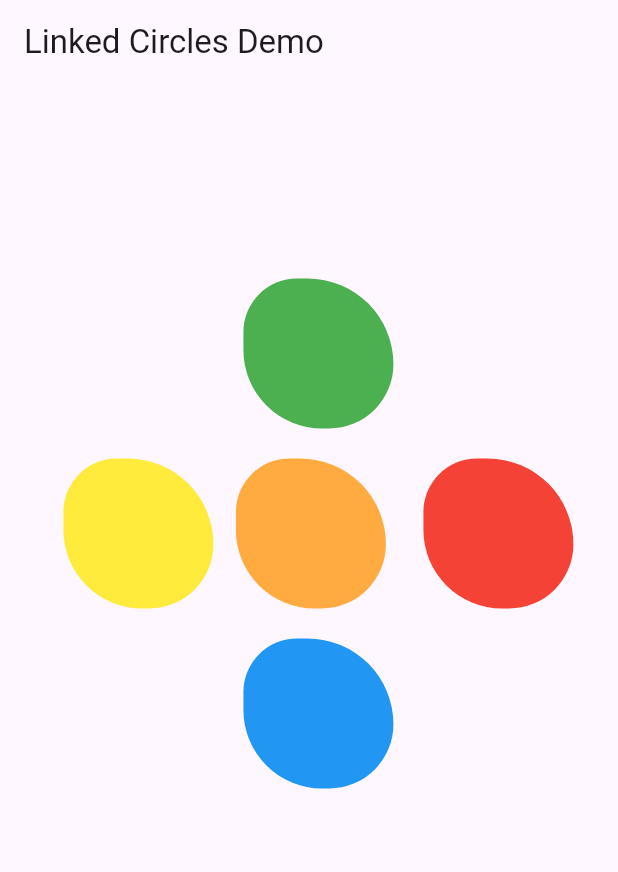
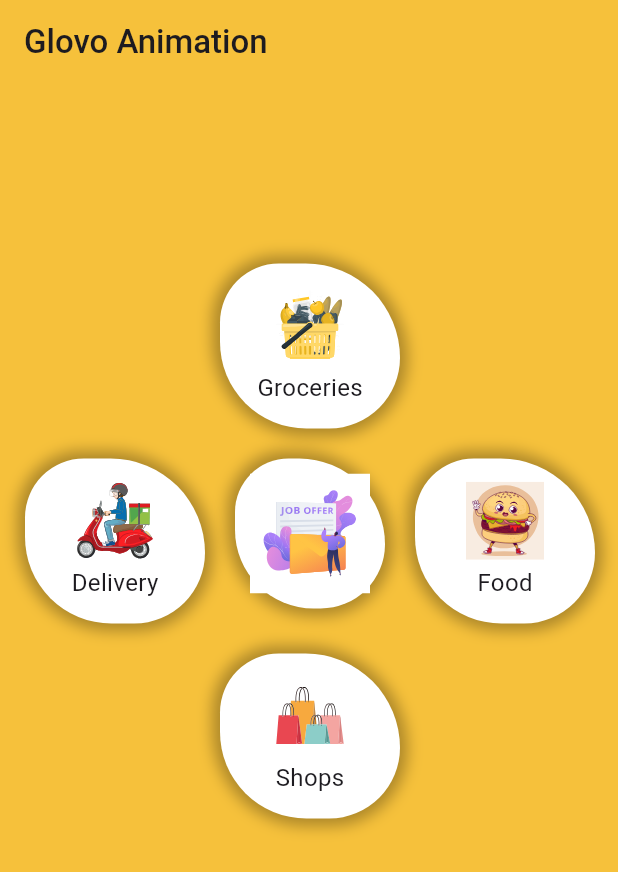
Before and after one commit to Michael-Ogundipe/flutter-animation, a Flutter app: the screen it shows after launch, on a phone screen of 412 x 824 dp. Shown: the top 872 px of the screen. Run offline on Flutter 3.47's test engine with Material 3 defaults, Android fonts, the phone set to English and light mode, and no system bars; our stand-ins replace flutter_svg.

Commit message:
animation completed

```diff
--- a/lib/blob.dart
+++ b/lib/blob.dart
@@ -4,12 +4,13 @@ class Blob extends StatelessWidget {
   final double rotation;
   final Color color;
   final double scale;
+  final Widget widget;
 
   const Blob({
     super.key,
     required this.color,
     this.rotation = 0,
-    this.scale = 1,
+    this.scale = 1, required this.widget,
   });
 
   @override
@@ -20,6 +21,13 @@ class Blob extends StatelessWidget {
         angle: rotation,
         child: Container(
           decoration: BoxDecoration(
+            boxShadow: [
+              BoxShadow(
+                color: Colors.black.withValues(alpha: 0.3),
+                blurRadius: 8,
+                spreadRadius: 5,
+              ),
+            ],
             color: color,
             borderRadius: const BorderRadius.only(
               topLeft: Radius.circular(150),
@@ -28,6 +36,7 @@ class Blob extends StatelessWidget {
               bottomRight: Radius.circular(180),
             ),
           ),
+          child: widget,
         ),
       ),
     );
--- a/lib/glovo.dart
+++ b/lib/glovo.dart
@@ -1,6 +1,7 @@
 import 'dart:math';
 
 import 'package:flutter/material.dart';
+import 'package:flutter_svg/flutter_svg.dart';
 
 import 'blob.dart';
 
@@ -16,7 +17,7 @@ class _CircularDragDemoState extends State<CircularDragDemo> {
   Offset _center = Offset.zero;
 
   // Radius of the circular path
-  double _radius = 120;
+  double _radius = 130;
 
   // Current angles of the circles in radians
   double angle1 = 0;
@@ -42,7 +43,7 @@ class _CircularDragDemoState extends State<CircularDragDemo> {
     if (!_isLayoutReady) {
       WidgetsBinding.instance.addPostFrameCallback((_) {
         setState(() {
-          _center = Offset(MediaQuery.of(context).size.width / 2.2,
+          _center = Offset(MediaQuery.of(context).size.width / 2.4,
               MediaQuery.of(context).size.height / 3);
           _isLayoutReady = true;
         });
@@ -50,39 +51,46 @@ class _CircularDragDemoState extends State<CircularDragDemo> {
     }
 
     return Scaffold(
+      backgroundColor: const Color(0XFFF6C13B),
       appBar: AppBar(
-        title: const Text('Linked Circles Demo'),
+        backgroundColor: const Color(0XFFF6C13B),
+        title:  Text('Glovo Animation',style: TextStyle(fontWeight: FontWeight.w500),),
       ),
       body: Stack(
         alignment: Alignment.center,
         children: [
-
           Positioned(
-            left: _center.dx - 30,
+            left: _center.dx - 15,
             top: _center.dy - 25,
-            child: const SizedBox(
+            child: SizedBox(
               width: 100,
               height: 100,
-              child: Blob(color: Colors.orangeAccent),
+              child: Blob(
+                color: Colors.white,
+                widget: Column(
+                  mainAxisAlignment: MainAxisAlignment.center,
+                  children: [
+                    SvgPicture.asset('assets/job.svg', width: 80),
+                  ],
+                ),
+              ),
             ),
           ),
 
           // Draw circles only when layout is ready
           if (_isLayoutReady) ...[
-            _buildDraggableCircle(0, angle1, Colors.red),
-            _buildDraggableCircle(1, angle2, Colors.blue),
-            _buildDraggableCircle(2, angle3, Colors.yellow),
-            _buildDraggableCircle(3, angle4, Colors.green),
+            _buildDraggableCircle(0, angle1, Colors.red, 'Food', 'assets/food.svg'),
+            _buildDraggableCircle(1, angle2, Colors.blue, 'Shops', 'assets/shops.svg'),
+            _buildDraggableCircle(2, angle3, Colors.yellow, 'Delivery', 'assets/delivery.svg'),
+            _buildDraggableCircle(3, angle4, Colors.green, 'Groceries', 'assets/groceries.svg'),
           ] else
             const Center(child: CircularProgressIndicator()),
-
-
         ],
       ),
     );
   }
 
-  Widget _buildDraggableCircle(int index, double angle, Color color) {
+  Widget _buildDraggableCircle(int index, double angle, Color color, String title, String asset,) {
     // Calculate position on the circle
     final x = _center.dx + _radius * cos(angle);
     final y = _center.dy + _radius * sin(angle);
@@ -100,10 +108,20 @@ class _CircularDragDemoState extends State<CircularDragDemo> {
         onPanEnd: (_) {
           _endDrag();
         },
-        child: Container(
-          width: 100,
-          height: 100,
-          child: Blob(color: color),
+        child: SizedBox(
+          width: 120,
+          height: 110,
+          child: Blob(
+            color: Colors.white,
+            widget: Column(
+              mainAxisAlignment: MainAxisAlignment.center,
+              children: [
+                SvgPicture.asset(asset, width: 52),
+                const SizedBox(height: 4),
+                Text(title, style: const TextStyle(fontSize: 16))
+              ],
+            ),
+          ),
         ),
       ),
     );
--- a/pubspec.yaml
+++ b/pubspec.yaml
@@ -35,6 +35,7 @@ dependencies:
   # The following adds the Cupertino Icons font to your application.
   # Use with the CupertinoIcons class for iOS style icons.
   cupertino_icons: ^1.0.8
+  flutter_svg: ^2.0.17
 
 dev_dependencies:
   flutter_test:
@@ -59,7 +60,8 @@ flutter:
   uses-material-design: true
 
   # To add assets to your application, add an assets section, like this:
-  # assets:
+  assets:
+    - assets/
   #   - images/a_dot_burr.jpeg
   #   - images/a_dot_ham.jpeg
 
```
Also changed, not shown: assets/delivery.svg (added), assets/food.svg (added), assets/groceries.svg (added), assets/job.svg (added), assets/shops.svg (added), 1 other file.
